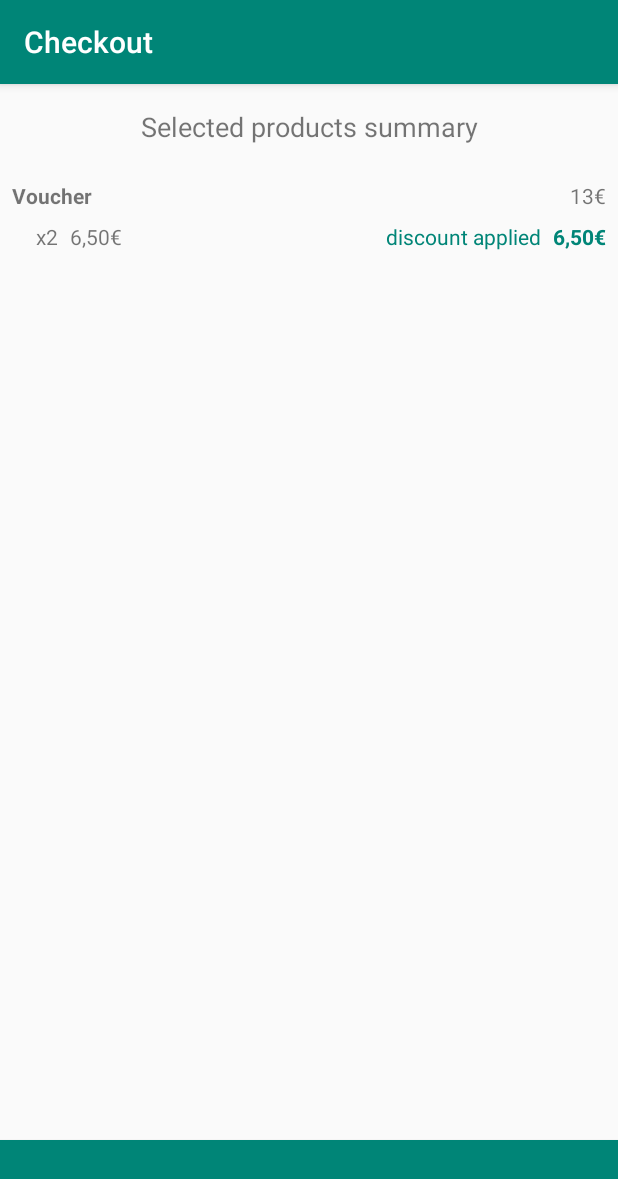
After one commit to AlvaroChambi/Challenge, an Android app: the CheckoutActivity screen opened directly, with no data from a screen before it, on a phone screen of 412 x 824 dp. The commit adds this screen. Shown: the top 1179 px of the screen. Run offline under Robolectric (Android 15) with nearby library versions, the phone set to English and light mode, and no system bars; our stand-ins replace data binding.

Commit message:
Added checkout products presentation

```diff
--- a/app/src/main/AndroidManifest.xml
+++ b/app/src/main/AndroidManifest.xml
@@ -19,5 +19,6 @@
                 <category android:name="android.intent.category.LAUNCHER" />
             </intent-filter>
         </activity>
+        <activity android:name=".core.checkout.CheckoutActivity"/>
     </application>
 </manifest>
--- /dev/null
+++ b/app/src/main/java/es/developer/achambi/cabifychallenge/core/checkout/CheckoutActivity.java
@@ -0,0 +1,30 @@
+package es.developer.achambi.cabifychallenge.core.checkout;
+
+import android.content.Context;
+import android.content.Intent;
+import android.os.Bundle;
+
+import androidx.annotation.Nullable;
+import androidx.appcompat.app.AppCompatActivity;
+import androidx.fragment.app.FragmentManager;
+
+import es.developer.achambi.cabifychallenge.R;
+
+public class CheckoutActivity extends AppCompatActivity {
+    public static Intent getStartIntent(Context context) {
+        Intent intent = new Intent(context, CheckoutActivity.class);
+        return intent;
+    }
+
+    @Override
+    protected void onCreate(@Nullable Bundle savedInstanceState) {
+        super.onCreate(savedInstanceState);
+        setContentView(R.layout.base_activity);
+        setTitle(R.string.checkout_activity_title);
+        if(savedInstanceState == null) {
+            FragmentManager manager = getSupportFragmentManager();
+            manager.beginTransaction().add(R.id.base_fragment_frame,
+                    CheckoutFragment.getInstance()).commit();
+        }
+    }
+}
--- /dev/null
+++ b/app/src/main/java/es/developer/achambi/cabifychallenge/core/checkout/CheckoutFragment.java
@@ -0,0 +1,57 @@
+package es.developer.achambi.cabifychallenge.core.checkout;
+
+import android.os.Bundle;
+import android.view.LayoutInflater;
+import android.view.View;
+import android.view.ViewGroup;
+
+import androidx.annotation.NonNull;
+import androidx.annotation.Nullable;
+import androidx.fragment.app.Fragment;
+import androidx.recyclerview.widget.LinearLayoutManager;
+import androidx.recyclerview.widget.RecyclerView;
+
+import java.util.ArrayList;
+
+import es.developer.achambi.cabifychallenge.R;
+
+public class CheckoutFragment extends Fragment {
+    private RecyclerView recyclerView;
+    private CheckoutProductsAdapter adapter;
+    static CheckoutFragment getInstance() {
+        return new CheckoutFragment();
+    }
+
+    @Override
+    public void onCreate(@Nullable Bundle savedInstanceState) {
+        super.onCreate(savedInstanceState);
+        adapter = new CheckoutProductsAdapter();
+    }
+
+    @Nullable
+    @Override
+    public View onCreateView(@NonNull LayoutInflater inflater, @Nullable ViewGroup container,
+                             @Nullable Bundle savedInstanceState) {
+        View root = inflater.inflate(R.layout.checkout_fragment_layout, container, false);
+        recyclerView = root.findViewById(R.id.checkout_products_recyclerview);
+        recyclerView.setLayoutManager(new LinearLayoutManager(getActivity()));
+        return root;
+    }
+
+    @Override
+    public void onViewCreated(@NonNull View view, @Nullable Bundle savedInstanceState) {
+        super.onViewCreated(view, savedInstanceState);
+        ArrayList<CheckoutProductPresentation> list = new ArrayList<>();
+        CheckoutProductPresentation presentation = new CheckoutProductPresentation(
+                "Voucher", "x2", "6,50€", "13€",
+                "6,50€", true
+        );
+        CheckoutProductPresentation presentation2 = new CheckoutProductPresentation(
+                "Voucher", "x2", "6,50€", "13€",
+                "6,50€", false
+        );
+        list.add(presentation);
+        adapter.setData(list);
+        recyclerView.setAdapter(adapter);
+    }
+}
--- /dev/null
+++ b/app/src/main/java/es/developer/achambi/cabifychallenge/core/checkout/CheckoutProductPresentation.java
@@ -0,0 +1,21 @@
+package es.developer.achambi.cabifychallenge.core.checkout;
+
+public class CheckoutProductPresentation {
+    public final String name;
+    public final String quantity;
+    public final String unitPrice;
+    public final String totalPrice;
+    public final String discountedPrice;
+    public final boolean hasDiscount;
+
+    public CheckoutProductPresentation(String name, String quantity, String unitPrice,
+                                       String totalPrice, String discountedPrice,
+                                       boolean hasDiscount) {
+        this.name = name;
+        this.quantity = quantity;
+        this.unitPrice = unitPrice;
+        this.totalPrice = totalPrice;
+        this.discountedPrice = discountedPrice;
+        this.hasDiscount = hasDiscount;
+    }
+}
--- /dev/null
+++ b/app/src/main/java/es/developer/achambi/cabifychallenge/core/checkout/CheckoutProductPresentationBuilder.java
@@ -0,0 +1,5 @@
+package es.developer.achambi.cabifychallenge.core.checkout;
+
+public class CheckoutProductPresentationBuilder {
+
+}
--- /dev/null
+++ b/app/src/main/java/es/developer/achambi/cabifychallenge/core/checkout/CheckoutProductsAdapter.java
@@ -0,0 +1,49 @@
+package es.developer.achambi.cabifychallenge.core.checkout;
+
+import android.view.LayoutInflater;
+import android.view.View;
+import android.view.ViewGroup;
+
+import androidx.annotation.NonNull;
+import androidx.databinding.DataBindingUtil;
+import androidx.recyclerview.widget.RecyclerView;
+
+import java.util.ArrayList;
+
+import es.developer.achambi.cabifychallenge.R;
+import es.developer.achambi.cabifychallenge.databinding.CheckoutItemProductsBinding;
+
+public class CheckoutProductsAdapter extends RecyclerView.Adapter<CheckoutProductsAdapter.ViewHolder> {
+    private ArrayList<CheckoutProductPresentation> products;
+
+    public void setData(ArrayList<CheckoutProductPresentation> products) {
+        this.products = products;
+    }
+
+    @NonNull
+    @Override
+    public ViewHolder onCreateViewHolder(@NonNull ViewGroup parent, int viewType) {
+        View root = LayoutInflater.from(parent.getContext())
+                .inflate(R.layout.checkout_item_products, parent, false);
+        CheckoutItemProductsBinding binding = DataBindingUtil.bind(root);
+        return new ViewHolder(binding);
+    }
+
+    @Override
+    public void onBindViewHolder(@NonNull ViewHolder holder, int position) {
+        holder.binding.setProduct(products.get(position));
+    }
+
+    @Override
+    public int getItemCount() {
+        return products.size();
+    }
+
+    class ViewHolder extends RecyclerView.ViewHolder {
+        CheckoutItemProductsBinding binding;
+        ViewHolder(@NonNull CheckoutItemProductsBinding binding){
+            super(binding.getRoot());
+            this.binding = binding;
+        }
+    }
+}
--- a/app/src/main/java/es/developer/achambi/cabifychallenge/core/products/ui/ProductsFragment.java
+++ b/app/src/main/java/es/developer/achambi/cabifychallenge/core/products/ui/ProductsFragment.java
@@ -13,6 +13,7 @@ import android.view.View;
 import android.view.ViewGroup;
 
 import es.developer.achambi.cabifychallenge.ProductsAssembler;
+import es.developer.achambi.cabifychallenge.core.checkout.CheckoutActivity;
 import es.developer.achambi.cabifychallenge.core.products.ui.viewmodel.ProductPresentation;
 import es.developer.achambi.cabifychallenge.core.products.ui.viewmodel.ProductsViewModel;
 import es.developer.achambi.cabifychallenge.R;
@@ -28,7 +29,7 @@ public class ProductsFragment extends Fragment {
     private SelectedProductsAdapter selectedProductsAdapter;
     private SelectedProductsViewModel selectedProductsViewModel;
 
-    public static ProductsFragment getInstance() {
+    static ProductsFragment getInstance() {
         return new ProductsFragment();
     }
 
@@ -46,6 +47,7 @@ public class ProductsFragment extends Fragment {
         View root = inflater.inflate(R.layout.products_fragment_layout, container, false);
         recyclerView = root.findViewById(R.id.products_recycler_view);
         selectedRecyclerView = root.findViewById(R.id.selected_products_recyclerview);
+        root.findViewById(R.id.checkout_button).setOnClickListener((view) -> checkoutSelected());
         adapter.setListener(this::onProductAddSelected);
         selectedProductsAdapter.setOnDeleteProductListener(this::onDeleteProductSelected);
         recyclerView.setLayoutManager(new LinearLayoutManager(getActivity()));
@@ -76,6 +78,10 @@ public class ProductsFragment extends Fragment {
         });
     }
 
+    private void checkoutSelected() {
+        startActivity(CheckoutActivity.getStartIntent(this.getActivity()));
+    }
+
     private void onProductAddSelected(ProductPresentation productPresentation) {
         selectedProductsViewModel.addProduct(productPresentation.code).observe(
                 this, products -> selectedProductsAdapter.setData(products));
--- /dev/null
+++ b/app/src/main/res/layout/checkout_fragment_layout.xml
@@ -0,0 +1,47 @@
+<?xml version="1.0" encoding="utf-8"?>
+<androidx.constraintlayout.widget.ConstraintLayout
+    xmlns:android="http://schemas.android.com/apk/res/android"
+    xmlns:app="http://schemas.android.com/apk/res-auto"
+    xmlns:tools="http://schemas.android.com/tools"
+    android:orientation="vertical"
+    android:layout_width="match_parent"
+    android:layout_height="match_parent">
+
+    <androidx.recyclerview.widget.RecyclerView
+        android:id="@+id/checkout_products_recyclerview"
+        android:layout_width="0dp"
+        android:layout_height="0dp"
+        android:layout_marginTop="8dp"
+        android:layout_marginBottom="8dp"
+        app:layout_constraintBottom_toTopOf="@+id/checkout_total_button"
+        app:layout_constraintEnd_toEndOf="parent"
+        app:layout_constraintHorizontal_bias="0.0"
+        app:layout_constraintStart_toStartOf="parent"
+        app:layout_constraintTop_toBottomOf="@+id/selected_products_header" />
+
+    <Button
+        android:id="@+id/checkout_total_button"
+        android:layout_width="0dp"
+        android:layout_height="64dp"
+        tools:text="Total: 23€"
+        android:textColor="@color/colorTextButton"
+        android:textStyle="bold"
+        android:background="@color/colorPrimary"
+        app:layout_constraintBottom_toBottomOf="parent"
+        app:layout_constraintEnd_toEndOf="parent"
+        app:layout_constraintStart_toStartOf="parent" />
+
+    <TextView
+        android:id="@+id/selected_products_header"
+        android:layout_width="wrap_content"
+        android:layout_height="wrap_content"
+        android:layout_marginStart="8dp"
+        android:layout_marginTop="8dp"
+        android:layout_marginEnd="8dp"
+        android:padding="8dp"
+        android:text="@string/selected_products_checkout_text"
+        android:textSize="18sp"
+        app:layout_constraintEnd_toEndOf="parent"
+        app:layout_constraintStart_toStartOf="parent"
+        app:layout_constraintTop_toTopOf="parent" />
+</androidx.constraintlayout.widget.ConstraintLayout>
--- /dev/null
+++ b/app/src/main/res/layout/checkout_item_products.xml
@@ -0,0 +1,93 @@
+<?xml version="1.0" encoding="utf-8"?>
+<layout
+    xmlns:android="http://schemas.android.com/apk/res/android"
+    xmlns:app="http://schemas.android.com/apk/res-auto"
+    xmlns:tools="http://schemas.android.com/tools">
+    <data>
+        <import type="android.view.View" />
+        <variable
+            name="product"
+            type="es.developer.achambi.cabifychallenge.core.checkout.CheckoutProductPresentation" />
+    </data>
+    <androidx.constraintlayout.widget.ConstraintLayout
+
+        android:layout_width="match_parent"
+        android:layout_height="match_parent"
+        android:orientation="vertical">
+
+        <TextView
+            android:id="@+id/product_name"
+            android:layout_width="wrap_content"
+            android:layout_height="wrap_content"
+            android:layout_marginStart="8dp"
+            android:layout_marginTop="8dp"
+            android:layout_marginEnd="8dp"
+            android:textStyle="bold"
+            app:layout_constraintEnd_toStartOf="@+id/product_total_price"
+            app:layout_constraintHorizontal_bias="0.5"
+            app:layout_constraintHorizontal_chainStyle="spread_inside"
+            app:layout_constraintStart_toStartOf="parent"
+            app:layout_constraintTop_toTopOf="parent"
+            android:text="@{product.name}"
+            tools:text="Voucher" />
+
+        <TextView
+            android:id="@+id/product_total_price"
+            android:layout_width="wrap_content"
+            android:layout_height="wrap_content"
+            android:layout_marginEnd="8dp"
+            android:text="@{product.totalPrice}"
+            tools:text="13€"
+            app:layout_constraintEnd_toEndOf="parent"
+            app:layout_constraintHorizontal_bias="0.5"
+            app:layout_constraintStart_toEndOf="@+id/product_name"
+            app:layout_constraintTop_toTopOf="@+id/product_name" />
+
+        <TextView
+            android:id="@+id/product_quantity"
+            android:layout_width="wrap_content"
+            android:layout_height="wrap_content"
+            android:layout_marginStart="16dp"
+            android:layout_marginTop="8dp"
+            app:layout_constraintStart_toStartOf="@+id/product_name"
+            app:layout_constraintTop_toBottomOf="@+id/product_name"
+            android:text="@{product.quantity}"
+            tools:text="2x" />
+
+        <TextView
+            android:id="@+id/product_unit_price"
+            android:layout_width="wrap_content"
+            android:layout_height="wrap_content"
+            android:layout_marginStart="8dp"
+            app:layout_constraintBottom_toBottomOf="@+id/product_quantity"
+            app:layout_constraintStart_toEndOf="@+id/product_quantity"
+            app:layout_constraintTop_toTopOf="@+id/product_quantity"
+            android:text="@{product.unitPrice}"
+            tools:text="6.50€" />
+
+        <TextView
+            android:id="@+id/product_discount_tag"
+            android:layout_width="wrap_content"
+            android:layout_height="wrap_content"
+            android:layout_marginTop="8dp"
+            android:layout_marginEnd="8dp"
+            android:text="@string/product_discount_tag"
+            android:textColor="@color/colorPrimary"
+            android:visibility="@{product.hasDiscount ? View.VISIBLE : View.GONE}"
+            app:layout_constraintEnd_toStartOf="@+id/product_discount_price"
+            app:layout_constraintTop_toBottomOf="@+id/product_total_price" />
+
+        <TextView
+            android:id="@+id/product_discount_price"
+            android:layout_width="wrap_content"
+            android:layout_height="wrap_content"
+            android:text="@{product.discountedPrice}"
+            android:textColor="@color/colorPrimary"
+            android:textStyle="bold"
+            android:visibility="@{product.hasDiscount ? View.VISIBLE : View.GONE}"
+            app:layout_constraintBottom_toBottomOf="@+id/product_discount_tag"
+            app:layout_constraintEnd_toEndOf="@+id/product_total_price"
+            app:layout_constraintTop_toTopOf="@+id/product_discount_tag"
+            tools:text="6.50€" />
+    </androidx.constraintlayout.widget.ConstraintLayout>
+</layout>
--- a/app/src/main/res/values/strings.xml
+++ b/app/src/main/res/values/strings.xml
@@ -7,4 +7,7 @@
     <string name="checkout_button_tag">CHECKOUT</string>
     <string name="quantity_format">x%1$s</string>
     <string name="products_activity_title">Cabify store products</string>
+    <string name="checkout_activity_title">Checkout</string>
+    <string name="selected_products_checkout_text">Selected products summary</string>
+    <string name="product_discount_tag">discount applied</string>
 </resources>
```
